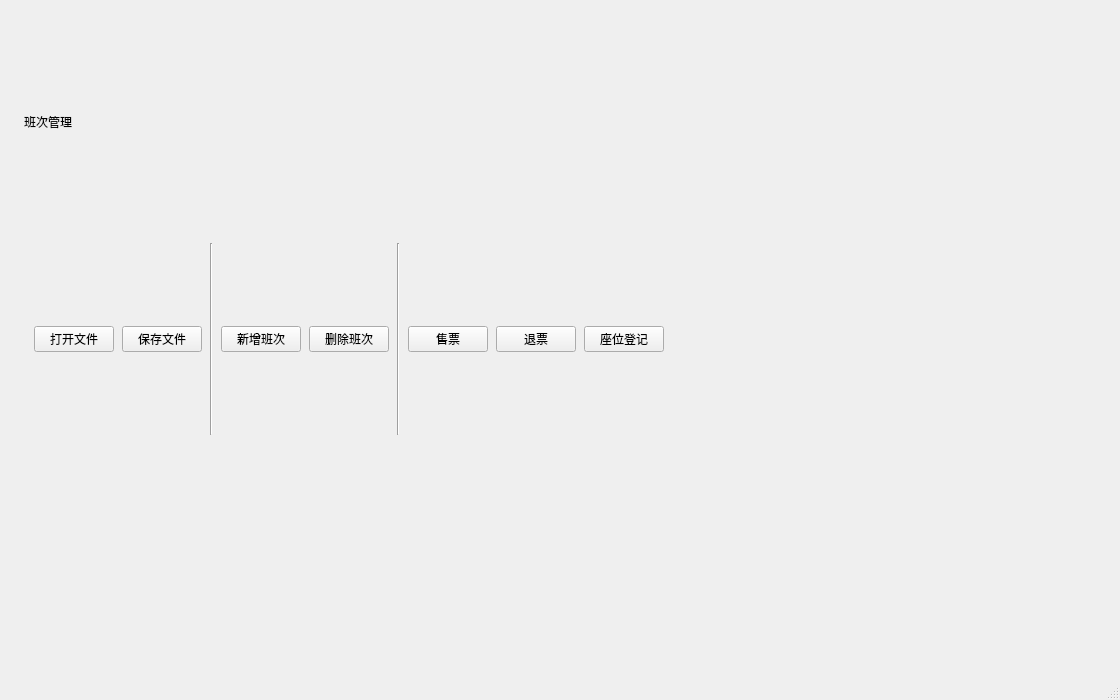
citrus-dot/QTrainTixSys, file mainwindow.ui: the form before one commit.
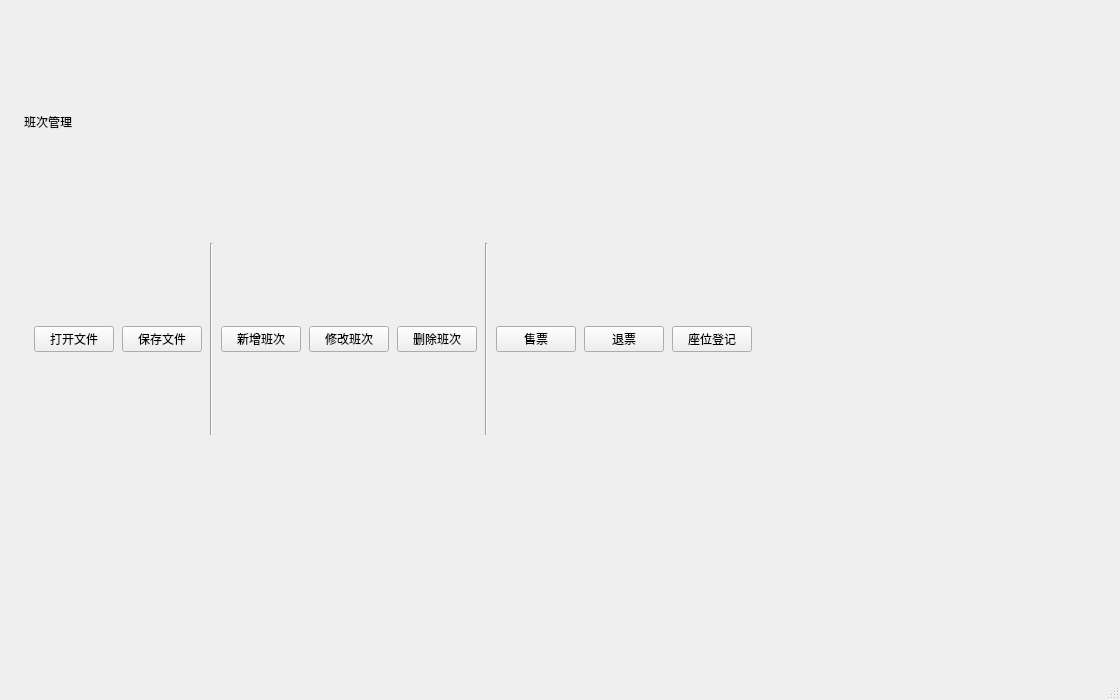
The form after the commit. Custom widgets are drawn as their Qt base class.

The edit to the form file:
```diff
--- a/mainwindow.ui
+++ b/mainwindow.ui
@@ -145,6 +145,13 @@
                    </property>
                   </widget>
                  </item>
+                 <item>
+                  <widget class="QPushButton" name="editButton">
+                   <property name="text">
+                    <string>修改班次</string>
+                   </property>
+                  </widget>
+                 </item>
                  <item>
                   <widget class="QPushButton" name="removeButton">
                    <property name="text">
```
